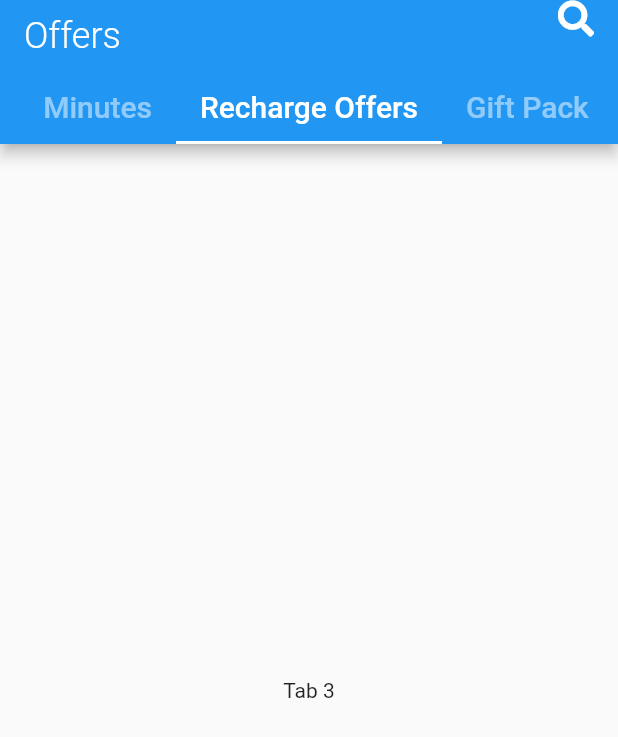
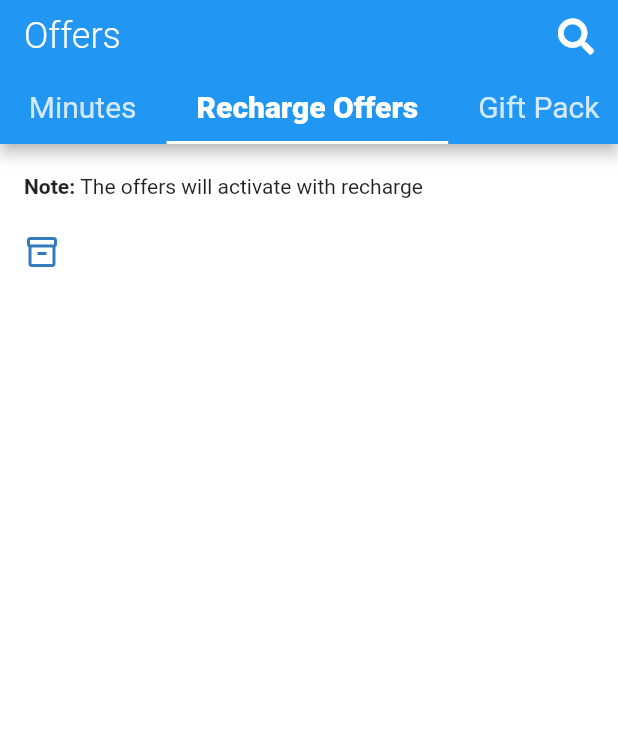
Before and after one commit to mdkamrulislam-web/my_gp_app_remake, a Flutter app: the screen it shows after launch, tab 3 chosen, on a phone screen of 412 x 824 dp. Shown: the top 737 px of the screen. Run offline on Flutter 3.47's test engine with Material 2 defaults, Android fonts, the phone set to English and light mode, and no system bars; our stand-ins replace font_awesome_flutter; Roboto replaces fonts that are missing (FS Joey Regular).

Commit message:
2nd Commit - 11th October

```diff
--- a/lib/main.dart
+++ b/lib/main.dart
@@ -32,6 +32,7 @@ class _MyHomePageState extends State<MyHomePage> {
     return DefaultTabController(
       length: 7,
       child: Scaffold(
+        backgroundColor: Colors.white,
         appBar: AppBar(
           // centerTitle: true,
           title: const Text(
@@ -43,11 +44,20 @@ class _MyHomePageState extends State<MyHomePage> {
           ),
           bottom: PreferredSize(
               child: TabBar(
+                labelStyle: const TextStyle(
+                  fontWeight: FontWeight.w800,
+                ),
                 isScrollable: true,
-                unselectedLabelColor: Colors.white.withOpacity(0.5),
+                unselectedLabelColor: Colors.white.withOpacity(0.8),
                 indicatorColor: Colors.white,
+                unselectedLabelStyle: const TextStyle(
+                  fontWeight: FontWeight.w400,
+                  fontFamily: 'FS Joey Regular',
+                ),
                 tabs: const [
-                  Tab(
+                  Padding(
+                    padding: EdgeInsets.only(left: 4.0, right: 4.0),
+                    child: Tab(
                       child: Text(
                         'Internet',
                         style: TextStyle(
@@ -55,7 +65,10 @@ class _MyHomePageState extends State<MyHomePage> {
                         ),
                       ),
                     ),
-                  Tab(
+                  ),
+                  Padding(
+                    padding: EdgeInsets.only(left: 4.0, right: 4.0),
+                    child: Tab(
                       child: Text(
                         'Minutes',
                         style: TextStyle(
@@ -63,7 +76,10 @@ class _MyHomePageState extends State<MyHomePage> {
                         ),
                       ),
                     ),
-                  Tab(
+                  ),
+                  Padding(
+                    padding: EdgeInsets.only(left: 4.0, right: 4.0),
+                    child: Tab(
                       child: Text(
                         'Recharge Offers',
                         style: TextStyle(
@@ -71,7 +87,10 @@ class _MyHomePageState extends State<MyHomePage> {
                         ),
                       ),
                     ),
-                  Tab(
+                  ),
+                  Padding(
+                    padding: EdgeInsets.only(left: 4.0, right: 4.0),
+                    child: Tab(
                       child: Text(
                         'Gift Pack',
                         style: TextStyle(
@@ -79,7 +98,10 @@ class _MyHomePageState extends State<MyHomePage> {
                         ),
                       ),
                     ),
-                  Tab(
+                  ),
+                  Padding(
+                    padding: EdgeInsets.only(left: 4.0, right: 4.0),
+                    child: Tab(
                       child: Text(
                         'My Offers',
                         style: TextStyle(
@@ -87,7 +109,10 @@ class _MyHomePageState extends State<MyHomePage> {
                         ),
                       ),
                     ),
-                  Tab(
+                  ),
+                  Padding(
+                    padding: EdgeInsets.only(left: 4.0, right: 4.0),
+                    child: Tab(
                       child: Text(
                         'Free Offers',
                         style: TextStyle(
@@ -95,11 +120,15 @@ class _MyHomePageState extends State<MyHomePage> {
                         ),
                       ),
                     ),
-                  Tab(
+                  ),
+                  Padding(
+                    padding: EdgeInsets.only(left: 4.0, right: 4.0),
+                    child: Tab(
                       child: Text(
                         'Bundle',
                         style: TextStyle(
                           fontSize: 20.0,
+                        ),
                       ),
                     ),
                   ),
@@ -108,12 +137,12 @@ class _MyHomePageState extends State<MyHomePage> {
               preferredSize: const Size.fromHeight(40.0)),
           actions: const <Widget>[
             Padding(
-              padding: EdgeInsets.only(right: 16.0),
+              padding: EdgeInsets.only(right: 16.0, top: 12),
               child: FaIcon(FontAwesomeIcons.search),
             ),
           ],
         ),
-        body: const TabBarView(
+        body: TabBarView(
           children: <Widget>[
             Center(
               child: Text('Minutes'),
@@ -122,7 +151,50 @@ class _MyHomePageState extends State<MyHomePage> {
               child: Text('Tab 2'),
             ),
             Center(
-              child: Text('Tab 3'),
+              child: ListView(
+                children: [
+                  Padding(
+                    padding: const EdgeInsets.only(
+                        left: 16.0, top: 20.0, bottom: 24),
+                    child: Row(
+                      children: const [
+                        Text(
+                          'Note: ',
+                          style: TextStyle(
+                            fontWeight: FontWeight.w700,
+                          ),
+                        ),
+                        Text(
+                          'The offers will activate with recharge',
+                        ),
+                      ],
+                    ),
+                  ),
+                  Padding(
+                    padding: const EdgeInsets.only(left: 16, right: 16),
+                    child: Expanded(
+                      child: Container(
+                        decoration: new BoxDecoration(
+                          boxShadow: [
+                            BoxShadow(
+                              color: Colors.white,
+                              spreadRadius: 5.0, //extend the shadow
+                            )
+                          ],
+                        ),
+                        child: Row(
+                          children: const [
+                            FaIcon(
+                              Icons.inventory_2_outlined,
+                              color: Color.fromRGBO(51, 122, 187, 1),
+                            ),
+                          ],
+                        ),
+                      ),
+                    ),
+                  ),
+                ],
+              ),
             ),
             Center(
               child: Text('Minutes'),
```
Also changed, not shown: pubspec.yaml (+6 -8 lines), fonts/FS-Joey-Regular.ttf (added). Lines whose indentation alone changed are shown as unchanged.
